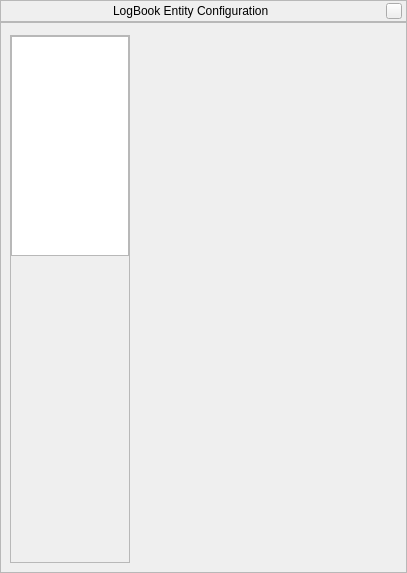
The window that plugins/LogBook/src/gui/LogBookConfigDialog.ui (519984307/stellarium_src) describes before a commit, drawn with Qt 5.
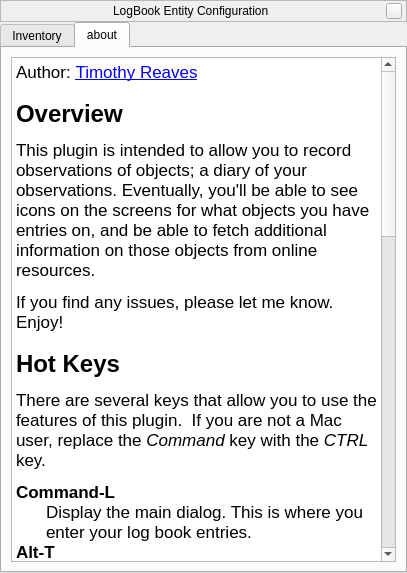
The same window after the commit. The open tabs and pages were chosen to show the change. Custom widgets are drawn as their Qt base class.

Commit message: Corrected filename of icons. Added 'About' tab to config dialog. Keep HTML description in seperate file, because Qt does really stupid things to the HTML.

The edit to the form file:
```diff
--- a/plugins/LogBook/src/gui/LogBookConfigDialog.ui
+++ b/plugins/LogBook/src/gui/LogBookConfigDialog.ui
@@ -115,13 +115,14 @@
     </widget>
    </item>
    <item>
-    <widget class="QFrame" name="frame">
-     <property name="frameShape">
-      <enum>QFrame::StyledPanel</enum>
+    <widget class="QTabWidget" name="tabWidget">
+     <property name="currentIndex">
+      <number>0</number>
      </property>
-     <property name="frameShadow">
-      <enum>QFrame::Raised</enum>
-     </property>
+     <widget class="QWidget" name="itemsPage">
+      <attribute name="title">
+       <string>Inventory</string>
+      </attribute>
      <layout class="QHBoxLayout" name="horizontalLayout">
       <property name="spacing">
        <number>-1</number>
@@ -201,6 +202,50 @@
        </widget>
       </item>
      </layout>
+     </widget>
+     <widget class="QWidget" name="aboutPage">
+      <attribute name="title">
+       <string>about</string>
+      </attribute>
+      <layout class="QGridLayout" name="gridLayout">
+       <item row="0" column="0">
+        <widget class="QTextBrowser" name="aboutTextBrowser">
+         <property name="html">
+          <string>&lt;!DOCTYPE HTML PUBLIC &quot;-//W3C//DTD HTML 4.0//EN&quot; &quot;http://www.w3.org/TR/REC-html40/strict.dtd&quot;&gt;
+&lt;html&gt;&lt;head&gt;&lt;meta name=&quot;qrichtext&quot; content=&quot;1&quot; /&gt;&lt;style type=&quot;text/css&quot;&gt;
+p, li { white-space: pre-wrap; }
+&lt;/style&gt;&lt;/head&gt;&lt;body style=&quot; font-family:'Lucida Grande'; font-size:13pt; font-weight:400; font-style:normal;&quot;&gt;
+&lt;p style=&quot; margin-top:12px; margin-bottom:12px; margin-left:0px; margin-right:0px; -qt-block-indent:0; text-indent:0px;&quot;&gt;Author: &lt;a href=&quot;treaves@silverfieldstech.com&quot;&gt;&lt;span style=&quot; text-decoration: underline; color:#0000ff;&quot;&gt;Timothy Reaves&lt;/span&gt;&lt;/a&gt; &lt;/p&gt;
+&lt;p style=&quot; margin-top:18px; margin-bottom:12px; margin-left:0px; margin-right:0px; -qt-block-indent:0; text-indent:0px;&quot;&gt;&lt;span style=&quot; font-size:xx-large; font-weight:600;&quot;&gt;Overview&lt;/span&gt; &lt;/p&gt;
+&lt;p style=&quot; margin-top:12px; margin-bottom:12px; margin-left:0px; margin-right:0px; -qt-block-indent:0; text-indent:0px;&quot;&gt;This plugin is intended to allow you to record observations of objects; a diary of your observations. Eventually, you'll be able to see icons on the screens for what objects you have entries on, and be able to fetch additional information on those objects from online resources.  &lt;/p&gt;
+&lt;p style=&quot; margin-top:12px; margin-bottom:12px; margin-left:0px; margin-right:0px; -qt-block-indent:0; text-indent:0px;&quot;&gt;If you find any issues, please let me know.  Enjoy! &lt;/p&gt;
+&lt;p style=&quot; margin-top:18px; margin-bottom:12px; margin-left:0px; margin-right:0px; -qt-block-indent:0; text-indent:0px;&quot;&gt;&lt;span style=&quot; font-size:xx-large; font-weight:600;&quot;&gt;Hot Keys&lt;/span&gt; &lt;/p&gt;
+&lt;p style=&quot; margin-top:12px; margin-bottom:12px; margin-left:0px; margin-right:0px; -qt-block-indent:0; text-indent:0px;&quot;&gt;There are several keys that allow you to use the features of this plugin.  If you are not a Mac user, replace the &lt;span style=&quot; font-style:italic;&quot;&gt;Command&lt;/span&gt; key with the &lt;span style=&quot; font-style:italic;&quot;&gt;CTRL&lt;/span&gt; key. &lt;/p&gt;
+&lt;p style=&quot; margin-top:8px; margin-bottom:0px; margin-left:0px; margin-right:0px; -qt-block-indent:0; text-indent:0px;&quot;&gt;&lt;span style=&quot; font-weight:600;&quot;&gt;Command-L&lt;/span&gt; &lt;/p&gt;
+&lt;p style=&quot; margin-top:0px; margin-bottom:0px; margin-left:30px; margin-right:0px; -qt-block-indent:0; text-indent:0px;&quot;&gt;Display the main dialog. This is where you enter your log book entries. &lt;/p&gt;
+&lt;p style=&quot; margin-top:0px; margin-bottom:0px; margin-left:0px; margin-right:0px; -qt-block-indent:0; text-indent:0px;&quot;&gt;&lt;span style=&quot; font-weight:600;&quot;&gt;Alt-T&lt;/span&gt; &lt;/p&gt;
+&lt;p style=&quot; margin-top:0px; margin-bottom:0px; margin-left:30px; margin-right:0px; -qt-block-indent:0; text-indent:0px;&quot;&gt;Displays the target configuration dialog. In this dialog, you configure those objects you want to enter observations for. To save an object, you need to have a name for that object. If you are adding the selected object from Stellarium, make sure if it does not show a name, you enter one for it. &lt;/p&gt;
+&lt;p style=&quot; margin-top:0px; margin-bottom:0px; margin-left:0px; margin-right:0px; -qt-block-indent:0; text-indent:0px;&quot;&gt;&lt;span style=&quot; font-weight:600;&quot;&gt;Alt-L&lt;/span&gt; &lt;/p&gt;
+&lt;p style=&quot; margin-top:0px; margin-bottom:8px; margin-left:30px; margin-right:0px; -qt-block-indent:0; text-indent:0px;&quot;&gt;Shows this configuration dialog. This is where you add your inventory of equipment. Unfortunately, you must close it by clicking the close button. I've been unable to figure out why this does not toggle the dialog open and close. &lt;/p&gt;
+&lt;p style=&quot; margin-top:18px; margin-bottom:12px; margin-left:0px; margin-right:0px; -qt-block-indent:0; text-indent:0px;&quot;&gt;&lt;span style=&quot; font-size:xx-large; font-weight:600;&quot;&gt;Instructions&lt;/span&gt; &lt;/p&gt;
+&lt;p style=&quot; margin-top:12px; margin-bottom:12px; margin-left:0px; margin-right:0px; -qt-block-indent:0; text-indent:0px;&quot;&gt;The first thing you'll want to do is to add items into the configuration dialog; this is your inventory of times.  To make a log book entry, you won't need everything in the configuration dialog, but you will need the following: &lt;/p&gt;
+&lt;ul style=&quot;margin-top: 0px; margin-bottom: 0px; margin-left: 0px; margin-right: 0px; -qt-list-indent: 1;&quot;&gt;&lt;li style=&quot; margin-top:12px; margin-bottom:0px; margin-left:0px; margin-right:0px; -qt-block-indent:0; text-indent:0px;&quot;&gt;observer &lt;/li&gt;
+&lt;li style=&quot; margin-top:0px; margin-bottom:0px; margin-left:0px; margin-right:0px; -qt-block-indent:0; text-indent:0px;&quot;&gt;target &lt;/li&gt;
+&lt;li style=&quot; margin-top:0px; margin-bottom:12px; margin-left:0px; margin-right:0px; -qt-block-indent:0; text-indent:0px;&quot;&gt;optic &lt;/li&gt;&lt;/ul&gt;
+&lt;p style=&quot; margin-top:12px; margin-bottom:12px; margin-left:0px; margin-right:0px; -qt-block-indent:0; text-indent:0px;&quot;&gt;Everything else is optional. &lt;/p&gt;
+&lt;p style=&quot; margin-top:12px; margin-bottom:12px; margin-left:0px; margin-right:0px; -qt-block-indent:0; text-indent:0px;&quot;&gt;Once you've entered the items you want, you can add targets. Targets can be added from the currently selected object in Stellarium, or they can be added manually.  Targets must have values for the following fields: &lt;/p&gt;
+&lt;ul style=&quot;margin-top: 0px; margin-bottom: 0px; margin-left: 0px; margin-right: 0px; -qt-list-indent: 1;&quot;&gt;&lt;li style=&quot; margin-top:12px; margin-bottom:0px; margin-left:0px; margin-right:0px; -qt-block-indent:0; text-indent:0px;&quot;&gt;name &lt;/li&gt;
+&lt;li style=&quot; margin-top:0px; margin-bottom:0px; margin-left:0px; margin-right:0px; -qt-block-indent:0; text-indent:0px;&quot;&gt;right ascension &lt;/li&gt;
+&lt;li style=&quot; margin-top:0px; margin-bottom:0px; margin-left:0px; margin-right:0px; -qt-block-indent:0; text-indent:0px;&quot;&gt;declination &lt;/li&gt;
+&lt;li style=&quot; margin-top:0px; margin-bottom:12px; margin-left:0px; margin-right:0px; -qt-block-indent:0; text-indent:0px;&quot;&gt;type &lt;/li&gt;&lt;/ul&gt;
+&lt;p style=&quot; margin-top:12px; margin-bottom:12px; margin-left:0px; margin-right:0px; -qt-block-indent:0; text-indent:0px;&quot;&gt;All other items are optional. &lt;/p&gt;
+&lt;p style=&quot; margin-top:12px; margin-bottom:12px; margin-left:0px; margin-right:0px; -qt-block-indent:0; text-indent:0px;&quot;&gt;Sessions are next up.  A session does not really need any of the data filled out, but you should set at least the start time. You will need to have a session to add observations. &lt;/p&gt;
+&lt;p style=&quot; margin-top:12px; margin-bottom:12px; margin-left:0px; margin-right:0px; -qt-block-indent:0; text-indent:0px;&quot;&gt;Now, to point of the plugin, observations.  If you have all of the required information from above, you can now add an observation.&lt;/p&gt;&lt;/body&gt;&lt;/html&gt;</string>
+         </property>
+        </widget>
+       </item>
+      </layout>
+     </widget>
     </widget>
    </item>
   </layout>
```
Lines whose indentation alone changed are shown as unchanged. The commit also changes 4 other files.
